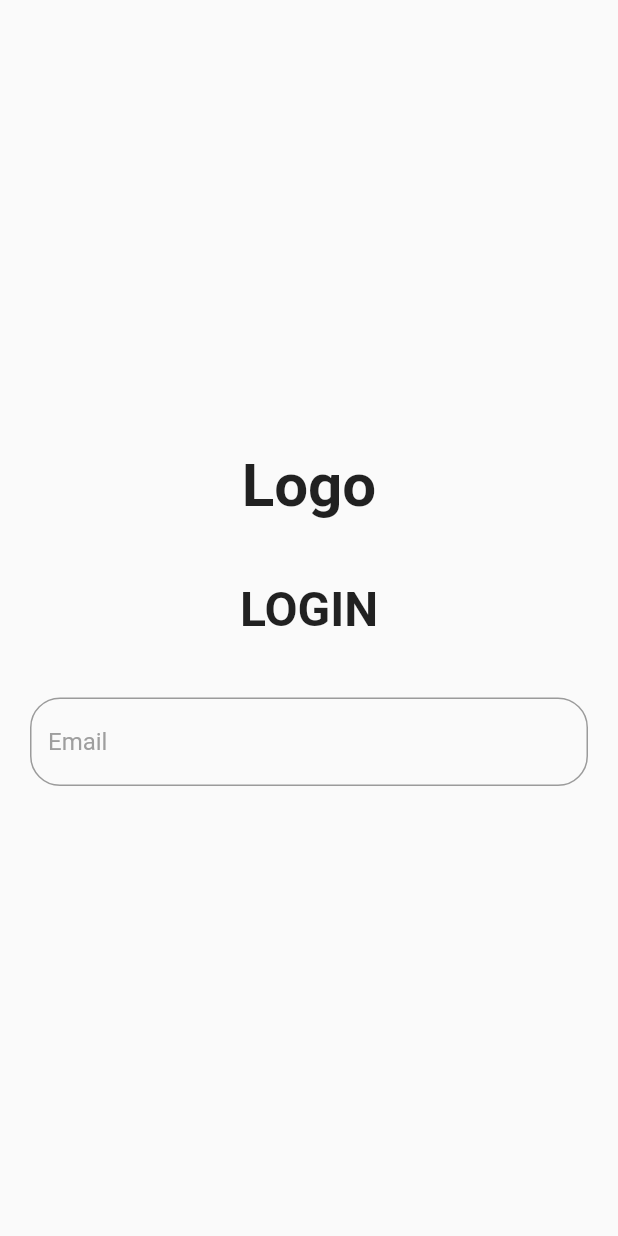
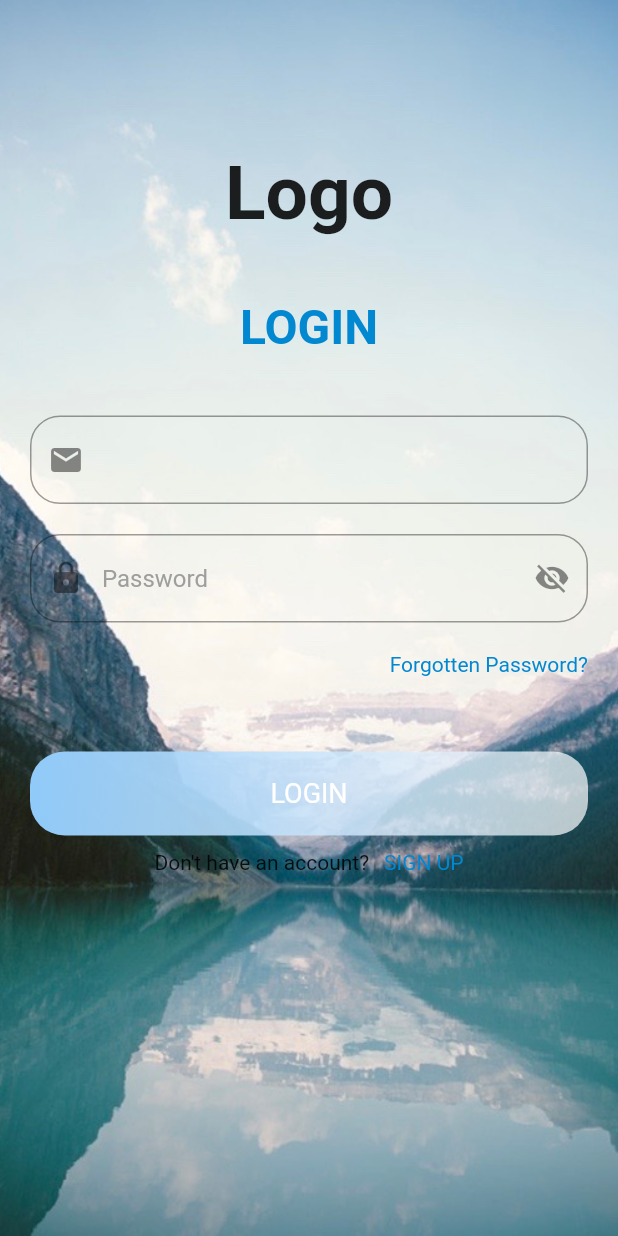
Before and after one commit to acm-projects/Travel-Buddy, a Flutter app: the screen it shows after launch, on a phone screen of 412 x 824 dp. Run offline on Flutter 3.47's test engine with Material 2 defaults, Android fonts, the phone set to English and light mode, and no system bars.

Commit message:
formatted and added background to login page

```diff
--- a/lib/main.dart
+++ b/lib/main.dart
@@ -4,15 +4,14 @@ void main() => runApp(TravelBuddyApp());
 
 class TravelBuddyApp extends StatelessWidget {
   @override
-  Widget build(BuildContext context) {
+  Widget build(BuildContext context){
     return MaterialApp(
       debugShowCheckedModeBanner: false,
       theme: ThemeData(
-        primaryColor: Color(0xFFFB415B),
-
+        primaryColor: Color(0xFF0288D1),
       ),
-      home: LoginPage(),
-     );
+      home: LoginPage()
+    );
   }
 }
 
@@ -26,15 +25,20 @@ class _LoginPageState extends State<LoginPage>{
   Widget build(BuildContext context){
     return Scaffold(
       body: Container(
-        padding: EdgeInsets.all(20.0),
+        decoration: BoxDecoration(
+          image: DecorationImage(
+            image: AssetImage("images/background.jpg"),
+            fit: BoxFit.cover,
+          ),
+        ),
+        padding: EdgeInsets.only(top: 100, right: 20.0, left: 20.0, bottom: 20.0),
         child: Column(
           crossAxisAlignment: CrossAxisAlignment.center,
-          mainAxisAlignment: MainAxisAlignment.center,
           children: <Widget>[
             Text(
                 'Logo',
               style: TextStyle(
-                fontSize: 40.0,
+                fontSize: 50.0,
                 fontWeight: FontWeight.bold,
               )
             ),
@@ -44,25 +48,90 @@ class _LoginPageState extends State<LoginPage>{
               style: TextStyle(
                 fontSize: 32.0,
                 fontWeight: FontWeight.bold,
+                color: Theme.of(context).primaryColor
               ),
             ),
             SizedBox(height: 40.0,),
-            buildTextField(),
+            buildTextField("Email"),
+            SizedBox(height: 20.0,),
+            buildTextField("Password"),
+            SizedBox(height: 20.0,),
+            Container(
+              child: Row(
+                mainAxisAlignment: MainAxisAlignment.end,
+                children: <Widget>[
+                  Text(
+                    "Forgotten Password?",
+                    style: TextStyle(
+                      color: Theme.of(context).primaryColor,
+                    ),
+                  ),
+                ]
+              ),
+            ),
+            SizedBox(height: 50.0),
+            buildButtonContainer(),
+            SizedBox(height: 10.0,),
+            Container(
+              child: Center(
+                child: Row(
+                  mainAxisAlignment: MainAxisAlignment.center,
+                  children: <Widget>[
+                    Text("Don't have an account?"),
+                    SizedBox(width: 10.0,),
+                    Text("SIGN UP", style: TextStyle(color: Theme.of(context).primaryColor,))
+                  ],
+                ),
+              ),
+            ),
           ]
         ),
       )
     );
   }
-  Widget buildTextField(){
+
+  Widget buildTextField(String hintText){
     return TextField(
       decoration: InputDecoration(
-        hintText: "Email",
+        hintText: hintText,
         hintStyle: TextStyle(
           color: Colors.grey,
           fontSize: 16.0,
         ),
         border: OutlineInputBorder(
           borderRadius: BorderRadius.circular(20.0),
+        ),
+        prefixIcon: hintText == "Email" ? Icon(Icons.email): Icon(Icons.lock),
+        suffixIcon: hintText == "Password" ? IconButton(
+          onPressed: (){},
+          icon: Icon(Icons.visibility_off),
+        ): Container()
+      ),
+    );
+  }
+
+  Widget buildButtonContainer(){
+    return Container(
+      height: 56.0,
+      width: MediaQuery.of(context).size.width,
+      decoration: BoxDecoration(
+        borderRadius: BorderRadius.circular(23.0),
+        gradient: LinearGradient(
+          colors: [
+            Color(0xB3FFFFFF),
+            Color(0xFF90CAF9)
+          ],
+          begin: Alignment.centerRight,
+          end: Alignment.centerLeft
+        ),
+      ),
+      child: Center(
+        child: Text(
+          "LOGIN",
+          style: TextStyle(
+            color: Colors.white,
+            fontSize: 18.0,
+          ),
         )
       ),
     );
--- a/pubspec.yaml
+++ b/pubspec.yaml
@@ -41,9 +41,8 @@ flutter:
   uses-material-design: true
 
   # To add assets to your application, add an assets section, like this:
-  # assets:
-  #  - images/a_dot_burr.jpeg
-  #  - images/a_dot_ham.jpeg
+  assets:
+      - images/background.jpg
 
   # An image asset can refer to one or more resolution-specific "variants", see
   # https://flutter.dev/assets-and-images/#resolution-aware.
```
Also changed, not shown: images/background.jpg (added), 2 other files.
